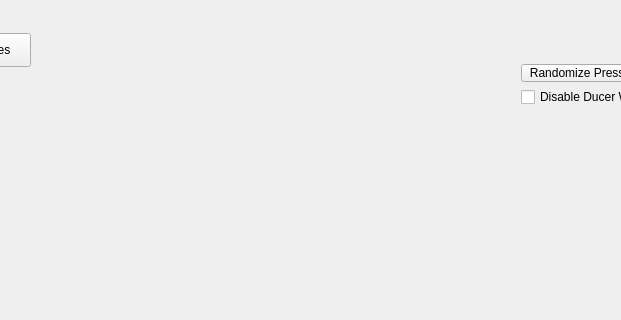
Above: controlsoftware/linux/mainwindow.ui from SDSURocketProject/FAR-MARS before the change; both pictures show x 350 to 971 and y 173 to 493 of the 1280 by 720 pixel window. Below: the same form after it.
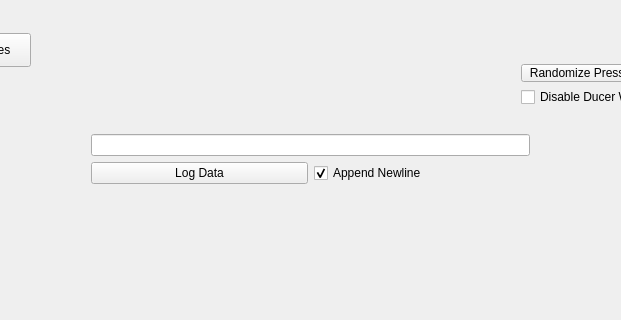
That is the form after the change.

```diff
--- a/controlsoftware/linux/mainwindow.ui
+++ b/controlsoftware/linux/mainwindow.ui
@@ -1601,6 +1601,38 @@
      </item>
     </layout>
    </widget>
+   <widget class="QWidget" name="">
+    <property name="geometry">
+     <rect>
+      <x>430</x>
+      <y>260</y>
+      <width>461</width>
+      <height>74</height>
+     </rect>
+    </property>
+    <layout class="QGridLayout" name="LogLayout">
+     <item row="0" column="0" colspan="2">
+      <widget class="QLineEdit" name="logData"/>
+     </item>
+     <item row="1" column="0">
+      <widget class="QPushButton" name="logButton">
+       <property name="text">
+        <string>Log Data</string>
+       </property>
+      </widget>
+     </item>
+     <item row="1" column="1">
+      <widget class="QCheckBox" name="logCheckbox">
+       <property name="text">
+        <string>Append Newline</string>
+       </property>
+       <property name="checked">
+        <bool>true</bool>
+       </property>
+      </widget>
+     </item>
+    </layout>
+   </widget>
   </widget>
   <widget class="QMenuBar" name="menuBar">
    <property name="geometry">
```
